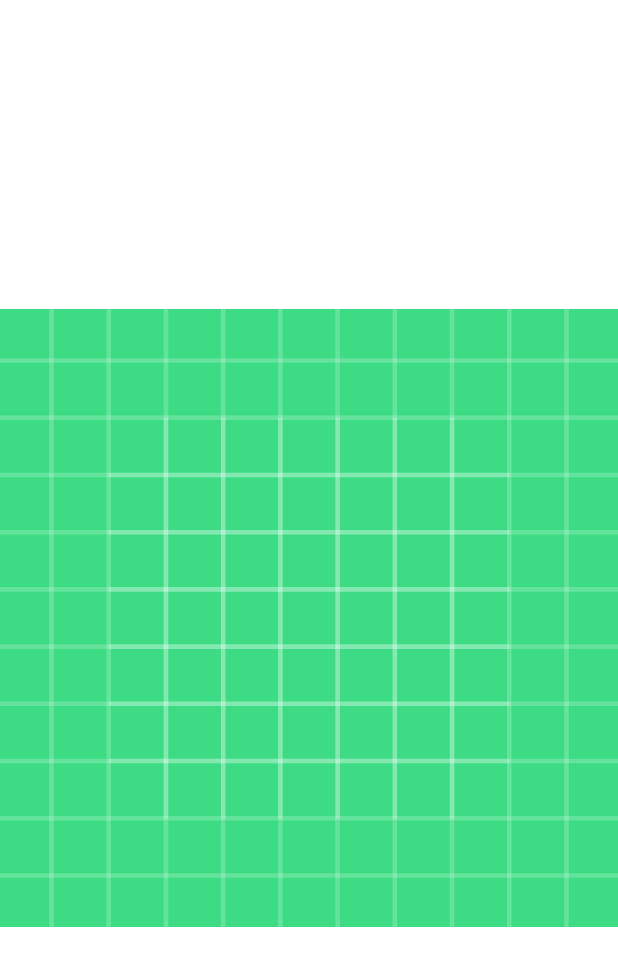
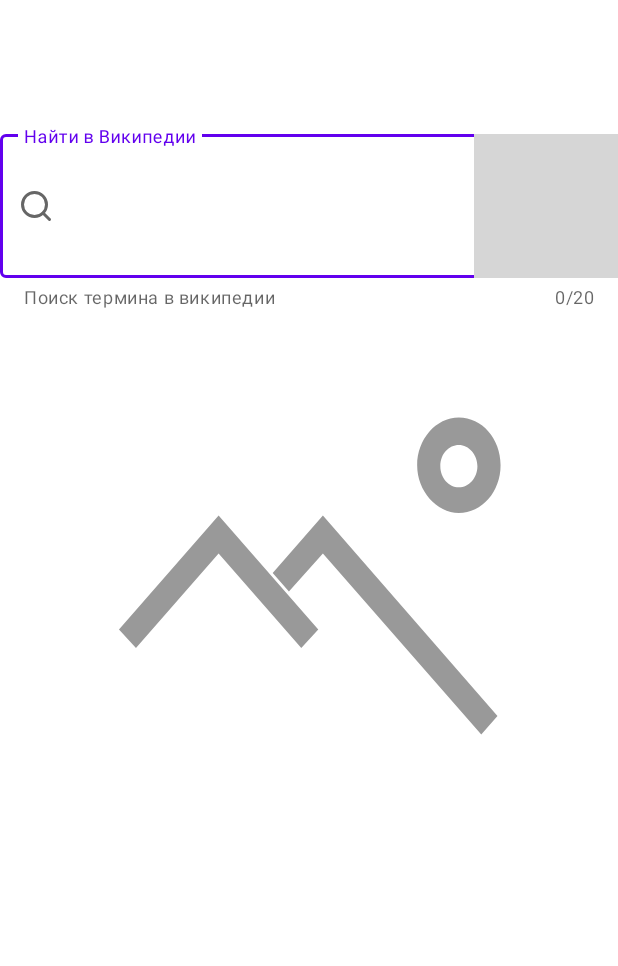
Before and after one commit to profitsw2000/NasaMaterialDesign, an Android app: the layout fragment_main.xml on its own in the app's theme, with its tools: preview values and no code run, on a phone screen of 412 x 824 dp. Shown: the top 966 px of the screen. Run offline under Robolectric (Android 15) with nearby library versions, the phone set to English and light mode, and no system bars; grey boxes are pictures that could not be loaded.

Commit message:
В основном фрагменте добавлено текстовое поле для поиска неизвестных слов в википедии.

```diff
--- a/app/src/main/java/ru/profitsw2000/nasamaterialdesign/ui/fragments/PictureOfTheDayFragment.kt
+++ b/app/src/main/java/ru/profitsw2000/nasamaterialdesign/ui/fragments/PictureOfTheDayFragment.kt
@@ -1,6 +1,8 @@
 package ru.profitsw2000.nasamaterialdesign.ui.fragments
 
 import android.app.AlertDialog
+import android.content.Intent
+import android.net.Uri
 import android.os.Bundle
 import androidx.fragment.app.Fragment
 import android.view.LayoutInflater
@@ -33,6 +35,14 @@ class PictureOfTheDayFragment : Fragment() {
         super.onViewCreated(view, savedInstanceState)
         val observer = Observer<PictureOfTheDayData> { renderData(it) }
         viewModel.getData().observe(viewLifecycleOwner, observer)
+
+        //обработчик нажатия на иконку википедии в строке поиска
+        binding.inputLayout.setEndIconOnClickListener{
+            startActivity(Intent(Intent.ACTION_VIEW).apply {
+                data = Uri.parse("https://en.wikipedia.org/wiki/${binding.inputEditText.text.toString()}")
+            })
+        }
+
     }
 
     private fun renderData(data: PictureOfTheDayData) {
@@ -45,7 +55,7 @@ class PictureOfTheDayFragment : Fragment() {
                     imageView.hide()
                 }
                 if (url.isNullOrEmpty()) {
-                    showDialog("Picture error", "Link is empty")
+                    showDialog(getString(R.string.title_url_empty_text), getString(R.string.message_url_empty_text))
                 } else {
                     with(binding) {
                         imageView.show()
@@ -97,11 +107,11 @@ class PictureOfTheDayFragment : Fragment() {
             AlertDialog.Builder(it)
                 .setTitle(title)
                 .setMessage(message)
-                .setPositiveButton("Reload"){ _, _ ->
+                .setPositiveButton(getString(R.string.dialog_button_reload_text)){ _, _ ->
                     val observer = Observer<PictureOfTheDayData> { renderData(it) }
                     viewModel.getData().observe(viewLifecycleOwner, observer)
                 }
-                .setNegativeButton("Cancel") {
+                .setNegativeButton(getString(R.string.dialog_button_cancel_text)) {
                         dialog, _ -> dialog.dismiss() }
                 .create()
                 .show()
--- /dev/null
+++ b/app/src/main/res/drawable/ic_no_foto_vector.xml
@@ -0,0 +1,15 @@
+<vector xmlns:android="http://schemas.android.com/apk/res/android"
+    android:width="24dp"
+    android:height="24dp"
+    android:viewportHeight="70"
+    android:viewportWidth="80">
+    <path
+        android:fillColor="@color/color_gray"
+        android:pathData="M28.3,27.7l10.7,10.7l2.2,-2.1l-12.9,-12.9l-12.9,12.9l2.2,2.1z"/>
+    <path
+        android:fillColor="@color/color_gray"
+        android:pathData="M41.8,27.7l20.5,20.5l2.1,-2.1l-22.6,-22.7l-6.5,6.5l2.1,2.1z"/>
+    <path
+        android:fillColor="@color/color_gray"
+        android:pathData="M59.4,23.1c3,0 5.4,-2.4 5.4,-5.4s-2.4,-5.4 -5.4,-5.4S54,14.8 54,17.7S56.5,23.1 59.4,23.1L59.4,23.1zM59.4,15.4c1.3,0 2.4,1.1 2.4,2.4c0,1.3 -1.1,2.4 -2.4,2.4c-1.3,0 -2.4,-1.1 -2.4,-2.4C57,16.4 58.1,15.4 59.4,15.4C59.4,15.3 59.4,15.3 59.4,15.4L59.4,15.4z"/>
+</vector>
--- /dev/null
+++ b/app/src/main/res/drawable/ic_search.xml
@@ -0,0 +1,20 @@
+<vector xmlns:android="http://schemas.android.com/apk/res/android"
+    android:width="24dp"
+    android:height="24dp"
+    android:viewportWidth="24"
+    android:viewportHeight="24">
+    <path
+        android:fillColor="@android:color/transparent"
+        android:pathData="M11,11m-8,0a8,8 0,1 1,16 0a8,8 0,1 1,-16 0"
+        android:strokeWidth="2"
+        android:strokeColor="#FFFFFF"
+        android:strokeLineCap="round"
+        android:strokeLineJoin="round" />
+    <path
+        android:fillColor="@android:color/transparent"
+        android:pathData="M21,21L16.65,16.65"
+        android:strokeWidth="2"
+        android:strokeColor="#FFFFFF"
+        android:strokeLineCap="round"
+        android:strokeLineJoin="round" />
+</vector>
--- a/app/src/main/res/layout/fragment_main.xml
+++ b/app/src/main/res/layout/fragment_main.xml
@@ -1,10 +1,34 @@
 <?xml version="1.0" encoding="utf-8"?>
-<FrameLayout xmlns:android="http://schemas.android.com/apk/res/android"
+<androidx.constraintlayout.widget.ConstraintLayout xmlns:android="http://schemas.android.com/apk/res/android"
     xmlns:tools="http://schemas.android.com/tools"
     android:layout_width="match_parent"
     android:layout_height="match_parent"
     xmlns:app="http://schemas.android.com/apk/res-auto"
+    android:id="@+id/main"
     tools:context=".ui.fragments.PictureOfTheDayFragment">
+
+    <com.google.android.material.textfield.TextInputLayout
+        android:id="@+id/inputLayout"
+        style="@style/Widget.MaterialComponents.TextInputLayout.OutlinedBox"
+        android:layout_width="0dp"
+        android:layout_height="wrap_content"
+        android:hint="@string/search_wiki"
+        app:counterEnabled="true"
+        app:counterMaxLength="20"
+        app:endIconDrawable="@drawable/ic_wikipedia"
+        app:endIconMode="custom"
+        app:helperText="@string/wiki_helper_text"
+        app:layout_constraintBottom_toTopOf="@+id/imageView"
+        app:layout_constraintEnd_toEndOf="parent"
+        app:layout_constraintStart_toStartOf="parent"
+        app:startIconContentDescription="@string/imageDesc"
+        app:startIconDrawable="@drawable/ic_search">
+
+        <com.google.android.material.textfield.TextInputEditText
+            android:id="@+id/inputEditText"
+            android:layout_width="match_parent"
+            android:layout_height="wrap_content" />
+    </com.google.android.material.textfield.TextInputLayout>
 
     <ru.profitsw2000.nasamaterialdesign.ui.utils.EquilateralImageView
         android:id="@+id/imageView"
@@ -12,7 +36,11 @@
         android:layout_height="wrap_content"
         android:layout_gravity="center"
         android:contentDescription="@string/picture_of_the_day_stub"
-        app:srcCompat="@drawable/ic_launcher_background"/>
+        app:layout_constraintBottom_toBottomOf="parent"
+        app:layout_constraintEnd_toEndOf="parent"
+        app:layout_constraintStart_toStartOf="parent"
+        app:layout_constraintTop_toTopOf="parent"
+        app:srcCompat="@drawable/ic_no_foto_vector"/>
 
 
     <ProgressBar
@@ -25,7 +53,7 @@
         app:layout_constraintBottom_toBottomOf="parent"
         app:layout_constraintEnd_toEndOf="parent"
         app:layout_constraintStart_toStartOf="parent"
-        app:layout_constraintTop_toTopOf="@+id/mainFragmentRecyclerView"
+        app:layout_constraintTop_toTopOf="parent"
         tools:visibility="invisible" />
 
-</FrameLayout>
+</androidx.constraintlayout.widget.ConstraintLayout>
--- a/app/src/main/res/values/colors.xml
+++ b/app/src/main/res/values/colors.xml
@@ -7,4 +7,6 @@
     <color name="teal_700">#FF018786</color>
     <color name="black">#FF000000</color>
     <color name="white">#FFFFFFFF</color>
+
+    <color name="color_gray">#66000000</color>
 </resources>
--- a/app/src/main/res/values/strings.xml
+++ b/app/src/main/res/values/strings.xml
@@ -3,4 +3,15 @@
     <!-- TODO: Remove or change this placeholder text -->
     <string name="hello_blank_fragment">Hello blank fragment</string>
     <string name="picture_of_the_day_stub">Picture of the day</string>
+    <string name="dialog_button_reload_text">Reload</string>
+    <string name="dialog_button_cancel_text">Cancel</string>
+    <string name="message_url_empty_text">Link is empty</string>
+    <string name="title_url_empty_text">Picture error</string>
+    <string name="photo_of_the_day_stub">Photo of the day</string>
+    <string name="search_wiki">Найти в Википедии</string>
+    <string name="wiki_helper_text">Поиск термина в википедии</string>
+    <string name="favourite">favourite</string>
+    <string name="settings">settings</string>
+    <string name="search">Search</string>
+    <string name="imageDesc">Картинка</string>
 </resources>
```
